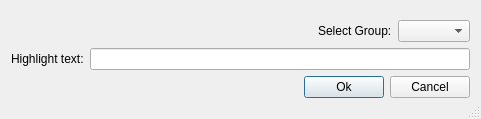
The window that gui/text/highlight/highlightadddialog.ui (matoom/frostbite) describes before a commit, drawn with Qt 5.
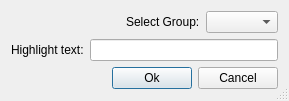
The same window after the commit. Icons and pictures are not drawn.

```diff
--- a/gui/text/highlight/highlightadddialog.ui
+++ b/gui/text/highlight/highlightadddialog.ui
@@ -6,8 +6,8 @@
    <rect>
     <x>0</x>
     <y>0</y>
-    <width>481</width>
-    <height>119</height>
+    <width>289</width>
+    <height>101</height>
    </rect>
   </property>
   <property name="sizePolicy">
```
